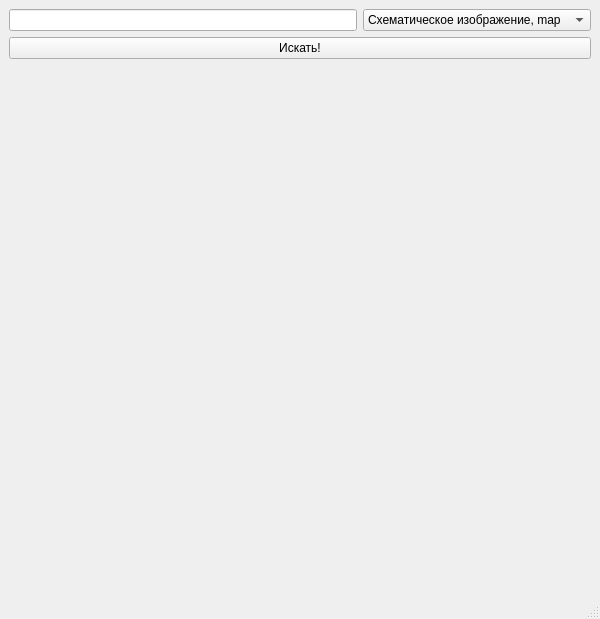
The window that 7/main.ui (Nekson228/Map-API) describes before a commit, drawn with Qt 5.
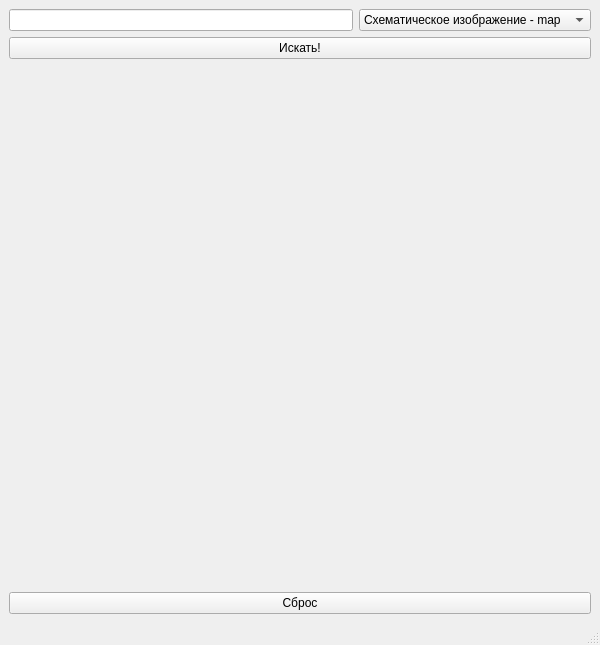
The same window after the commit.

Diff of the .ui file:
```diff
--- a/7/main.ui
+++ b/7/main.ui
@@ -7,7 +7,7 @@
     <x>0</x>
     <y>0</y>
     <width>600</width>
-    <height>619</height>
+    <height>645</height>
    </rect>
   </property>
   <property name="windowTitle">
@@ -40,7 +40,7 @@
         </property>
         <item>
          <property name="text">
-          <string>Схематическое изображение, map</string>
+          <string>Схематическое изображение - map</string>
          </property>
         </item>
         <item>
@@ -80,6 +80,13 @@
       </property>
      </widget>
     </item>
+    <item>
+     <widget class="QPushButton" name="reset_button">
+      <property name="text">
+       <string>Сброс</string>
+      </property>
+     </widget>
+    </item>
    </layout>
   </widget>
   <widget class="QMenuBar" name="menubar">
```
Left out of the diff: 4 changed lines with no effect on the pictures.
